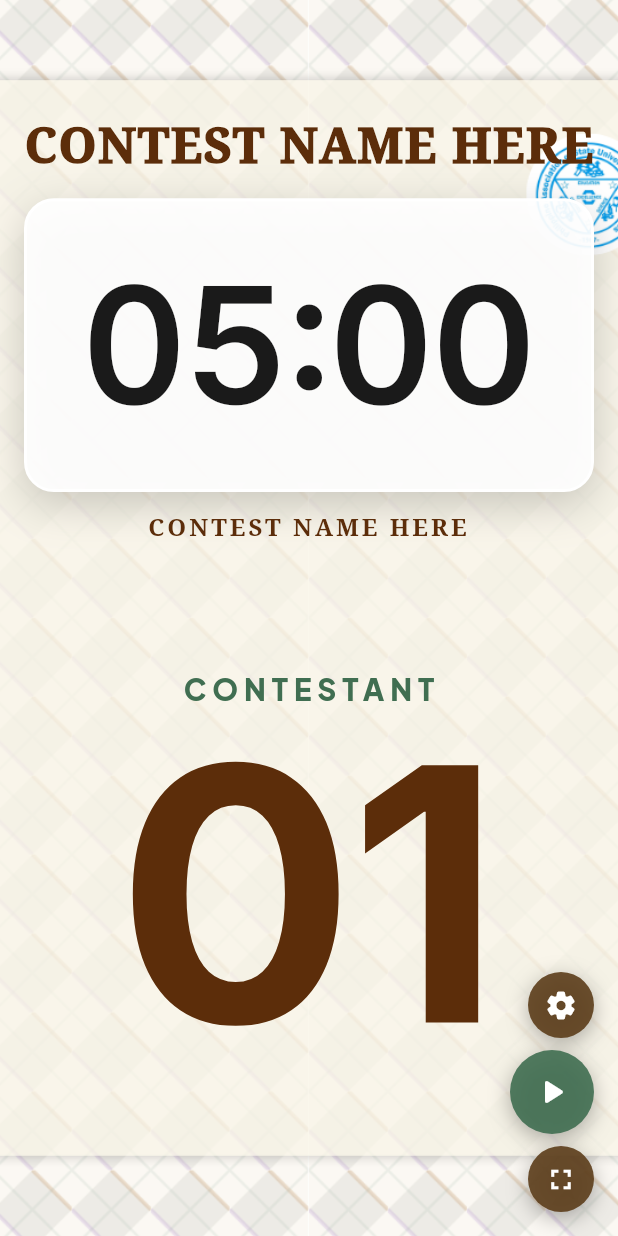
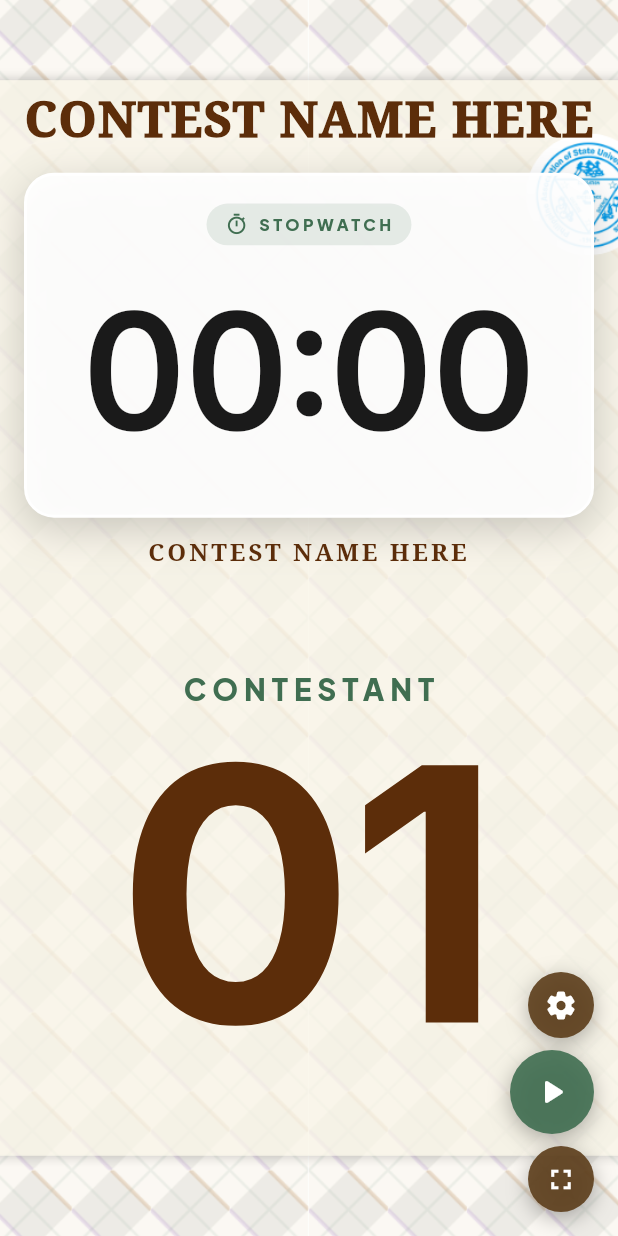
Before and after one commit to mjsolidarios/ncaf-timer, a Flutter app: the screen it shows after launch, on a phone screen of 412 x 824 dp. Run offline on Flutter 3.47's test engine with Material 3 defaults, Android fonts, the phone set to English and light mode, and no system bars; our stand-ins replace flutter_animate, google_fonts.

Commit message:
feat: add stopwatch mode and toggle UI to timer application

```diff
--- a/lib/timer_app.dart
+++ b/lib/timer_app.dart
@@ -13,10 +13,12 @@ class TimerHomePage extends StatefulWidget {
 }
 
 enum TimerStatus { idle, running, paused, finished }
+enum TimerMode { countdown, stopwatch }
 
 class _TimerHomePageState extends State<TimerHomePage>
     with TickerProviderStateMixin {
   // Timer state
+  TimerMode _mode = TimerMode.stopwatch;
   TimerStatus _status = TimerStatus.idle;
   Duration _elapsed = Duration.zero;
   Duration _targetDuration = const Duration(minutes: 5);
@@ -83,21 +85,27 @@ class _TimerHomePageState extends State<TimerHomePage>
   // ── Timer logic ──────────────────────────────────────────────────────────
 
   void _startTimer() {
+    if (_mode == TimerMode.countdown) {
       final h = int.tryParse(_hoursController.text) ?? 0;
       final m = int.tryParse(_minutesController.text) ?? 0;
       final s = int.tryParse(_secondsController.text) ?? 0;
       _targetDuration = Duration(hours: h, minutes: m, seconds: s);
       if (_targetDuration.inSeconds == 0) return;
+    }
 
     setState(() {
       _status = TimerStatus.running;
-      if (_elapsed >= _targetDuration) _elapsed = Duration.zero;
+      if (_mode == TimerMode.countdown && _elapsed >= _targetDuration) {
+        _elapsed = Duration.zero;
+      } else if (_mode == TimerMode.stopwatch && _status == TimerStatus.finished) {
+         _elapsed = Duration.zero; // Unlikely, but safety measure
+      }
     });
 
     _timer = Timer.periodic(const Duration(seconds: 1), (t) {
       setState(() {
         _elapsed += const Duration(seconds: 1);
-        if (_elapsed >= _targetDuration) {
+        if (_mode == TimerMode.countdown && _elapsed >= _targetDuration) {
           _elapsed = _targetDuration;
           _status = TimerStatus.finished;
           t.cancel();
@@ -116,7 +124,7 @@ class _TimerHomePageState extends State<TimerHomePage>
     _timer = Timer.periodic(const Duration(seconds: 1), (t) {
       setState(() {
         _elapsed += const Duration(seconds: 1);
-        if (_elapsed >= _targetDuration) {
+        if (_mode == TimerMode.countdown && _elapsed >= _targetDuration) {
           _elapsed = _targetDuration;
           _status = TimerStatus.finished;
           t.cancel();
@@ -144,10 +152,14 @@ class _TimerHomePageState extends State<TimerHomePage>
 
   // ── Helpers ──────────────────────────────────────────────────────────────
 
-  /// Formats a duration as MM:SS (or HH:MM:SS when ≥ 1 hour).
-  String _formatRemaining() {
-    final remaining = (_targetDuration - _elapsed);
-    final d = remaining.isNegative ? Duration.zero : remaining;
+  /// Formats the current time based on the active mode
+  String _formatTimerDisplay() {
+    final d = _mode == TimerMode.stopwatch
+        ? _elapsed
+        : (_targetDuration - _elapsed).isNegative
+            ? Duration.zero
+            : (_targetDuration - _elapsed);
+
     final h = d.inHours;
     final m = d.inMinutes.remainder(60).toString().padLeft(2, '0');
     final s = d.inSeconds.remainder(60).toString().padLeft(2, '0');
@@ -156,6 +168,8 @@ class _TimerHomePageState extends State<TimerHomePage>
   }
 
   Color get _timerColor {
+    if (_mode == TimerMode.stopwatch) return const Color(0xFF1A1A1A); // Stopwatch never triggers urgency
+
     if (_status == TimerStatus.finished) return const Color(0xFFB71C1C);
     final remaining = _targetDuration - _elapsed;
     if (remaining.inSeconds <= 30 && _status == TimerStatus.running) {
@@ -238,7 +252,8 @@ class _TimerHomePageState extends State<TimerHomePage>
                       Expanded(
                         flex: 8,
                         child: _TimerCard(
-                          timeString: _formatRemaining(),
+                          mode: _mode,
+                          timeString: _formatTimerDisplay(),
                           status: _status,
                           timerColor: _timerColor,
                           pulseController: _pulseController,
@@ -292,7 +307,8 @@ class _TimerHomePageState extends State<TimerHomePage>
                       ),
                       const SizedBox(height: 16),
                       _TimerCard(
-                        timeString: _formatRemaining(),
+                        mode: _mode,
+                        timeString: _formatTimerDisplay(),
                         status: _status,
                         timerColor: _timerColor,
                         pulseController: _pulseController,
@@ -367,6 +383,44 @@ class _TimerHomePageState extends State<TimerHomePage>
               ),
               const Divider(height: 24, color: Color(0xFFD4C4A8)),
 
+              // Mode Toggle
+              Text(
+                'Timer Mode',
+                style: GoogleFonts.plusJakartaSans(
+                  fontSize: 13,
+                  fontWeight: FontWeight.w700,
+                  letterSpacing: 1.2,
+                  color: const Color(0xFF9C5000),
+                ),
+              ),
+              const SizedBox(height: 12),
+              SegmentedButton<TimerMode>(
+                showSelectedIcon: false,
+                segments: const [
+                  ButtonSegment(
+                      value: TimerMode.stopwatch,
+                      icon: Icon(Icons.timer_outlined),
+                      label: Text('Stopwatch')),
+                  ButtonSegment(
+                      value: TimerMode.countdown,
+                      icon: Icon(Icons.timer_rounded),
+                      label: Text('Countdown')),
+                ],
+                selected: {_mode},
+                onSelectionChanged: (Set<TimerMode> newSelection) {
+                  setState(() {
+                    _mode = newSelection.first;
+                    _resetTimer();
+                  });
+                },
+                style: SegmentedButton.styleFrom(
+                  backgroundColor: Colors.white,
+                  selectedForegroundColor: Colors.white,
+                  selectedBackgroundColor: const Color(0xFF406E51),
+                ),
+              ),
+              const SizedBox(height: 24),
+
               // Contest Name
               Text(
                 'Contest Name',
@@ -410,6 +464,7 @@ class _TimerHomePageState extends State<TimerHomePage>
               const SizedBox(height: 24),
 
               // Duration
+              if (_mode == TimerMode.countdown) ...[
                 Text(
                   'Duration',
                   style: GoogleFonts.plusJakartaSans(
@@ -455,6 +510,7 @@ class _TimerHomePageState extends State<TimerHomePage>
                   ],
                 ),
                 const SizedBox(height: 24),
+              ],
 
               // Contestant number
               Text(
@@ -748,6 +804,7 @@ class _TopBar extends StatelessWidget {
 // ─── Timer Card ───────────────────────────────────────────────────────────────
 
 class _TimerCard extends StatelessWidget {
+  final TimerMode mode;
   final String timeString;
   final TimerStatus status;
   final Color timerColor;
@@ -755,6 +812,7 @@ class _TimerCard extends StatelessWidget {
   final AnimationController blinkController;
 
   const _TimerCard({
+    required this.mode,
     required this.timeString,
     required this.status,
     required this.timerColor,
@@ -812,7 +870,40 @@ class _TimerCard extends StatelessWidget {
                   child: Padding(
                     padding: const EdgeInsets.symmetric(
                         horizontal: 48, vertical: 24),
-                    child: Text(
+                    child: Column(
+                      mainAxisSize: MainAxisSize.min,
+                      children: [
+                        Container(
+                          padding: const EdgeInsets.symmetric(horizontal: 16, vertical: 8),
+                          decoration: BoxDecoration(
+                            color: mode == TimerMode.stopwatch
+                                ? const Color(0xFF406E51).withOpacity(0.12)
+                                : const Color(0xFF9C5000).withOpacity(0.12),
+                            borderRadius: BorderRadius.circular(24),
+                          ),
+                          child: Row(
+                            mainAxisSize: MainAxisSize.min,
+                            children: [
+                              Icon(
+                                mode == TimerMode.stopwatch ? Icons.timer_outlined : Icons.timer_rounded,
+                                size: 20,
+                                color: mode == TimerMode.stopwatch ? const Color(0xFF406E51) : const Color(0xFF9C5000),
+                              ),
+                              const SizedBox(width: 8),
+                              Text(
+                                mode == TimerMode.stopwatch ? 'STOPWATCH' : 'COUNTDOWN',
+                                style: GoogleFonts.plusJakartaSans(
+                                  fontSize: 14,
+                                  fontWeight: FontWeight.w800,
+                                  color: mode == TimerMode.stopwatch ? const Color(0xFF406E51) : const Color(0xFF9C5000),
+                                  letterSpacing: 3,
+                                ),
+                              ),
+                            ],
+                          ),
+                        ),
+                        const SizedBox(height: 8),
+                        Text(
                           timeString,
                           style: GoogleFonts.inter(
                             fontSize: 140,
@@ -821,6 +912,8 @@ class _TimerCard extends StatelessWidget {
                             fontFeatures: const [FontFeature.tabularFigures()],
                             letterSpacing: -2,
                           ),
+                        ),
+                      ],
                     ),
                   ),
                 ),
```
Lines whose indentation alone changed are shown as unchanged.
